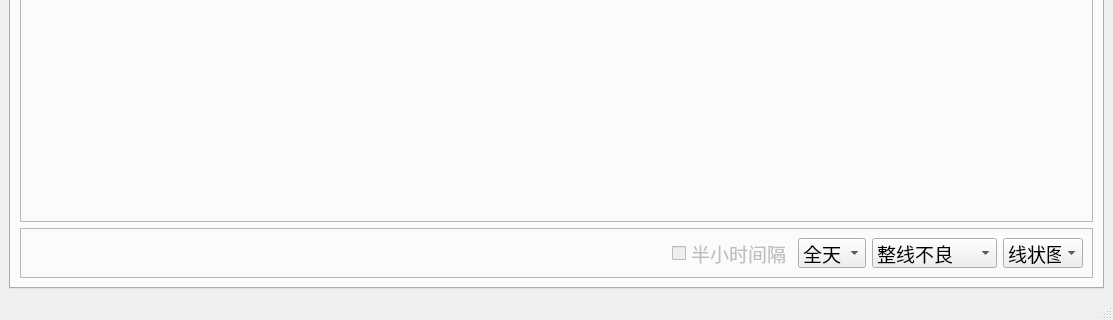
This is qt5_proj/mainForm.ui in clang2you/packing_defective as Qt 5 draws it before an edit; both pictures show x 0 to 1113 and y 607 to 927 of the 1113 by 927 pixel window. The edited form follows.
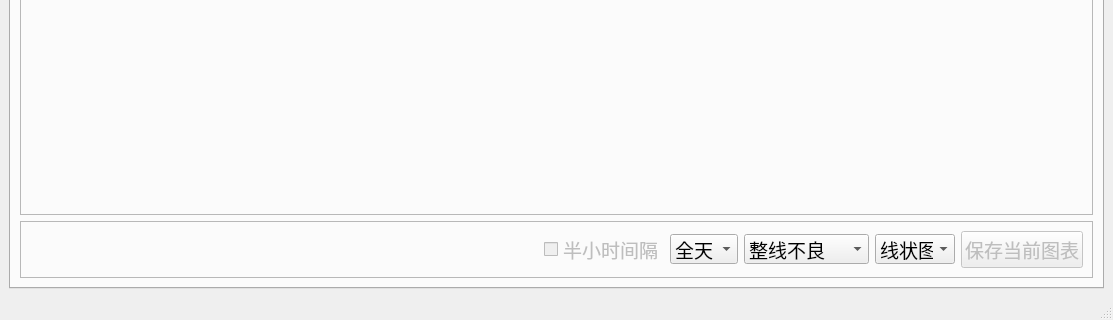
This is the edited form. The open tabs and pages were chosen to show the change.

What changed in the file:
```diff
--- a/qt5_proj/mainForm.ui
+++ b/qt5_proj/mainForm.ui
@@ -226,6 +226,22 @@
              </item>
             </widget>
            </item>
+           <item>
+            <widget class="QPushButton" name="pushButton_5">
+             <property name="enabled">
+              <bool>false</bool>
+             </property>
+             <property name="minimumSize">
+              <size>
+               <width>0</width>
+               <height>30</height>
+              </size>
+             </property>
+             <property name="text">
+              <string>保存当前图表</string>
+             </property>
+            </widget>
+           </item>
           </layout>
          </widget>
         </item>
```
